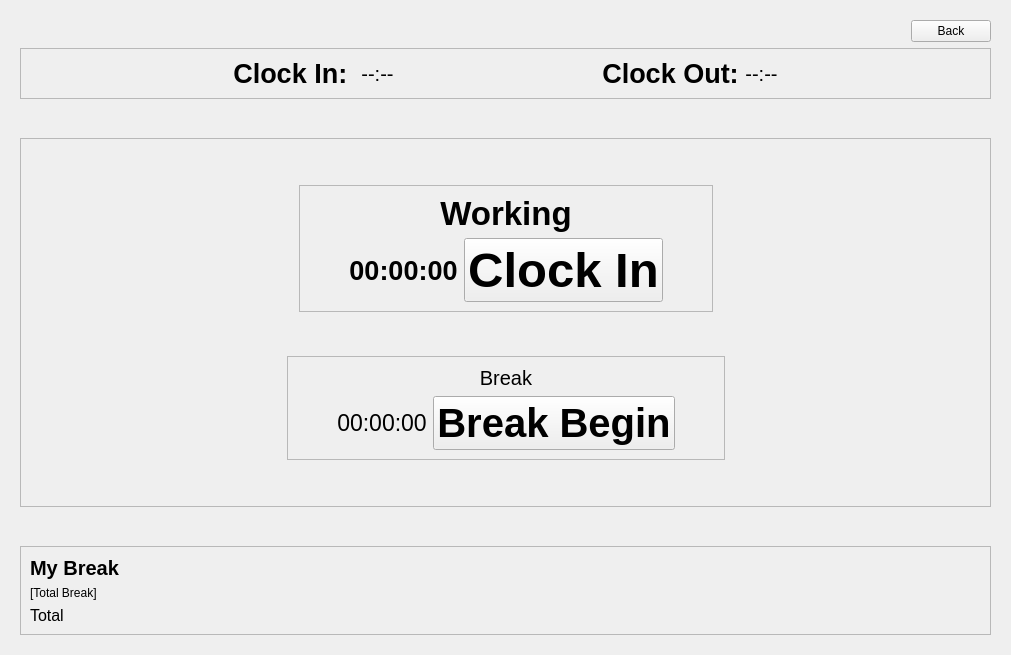
Qt form terminalwidget.ui (mujeeb11503051/ClinicTimeManager) before a commit.
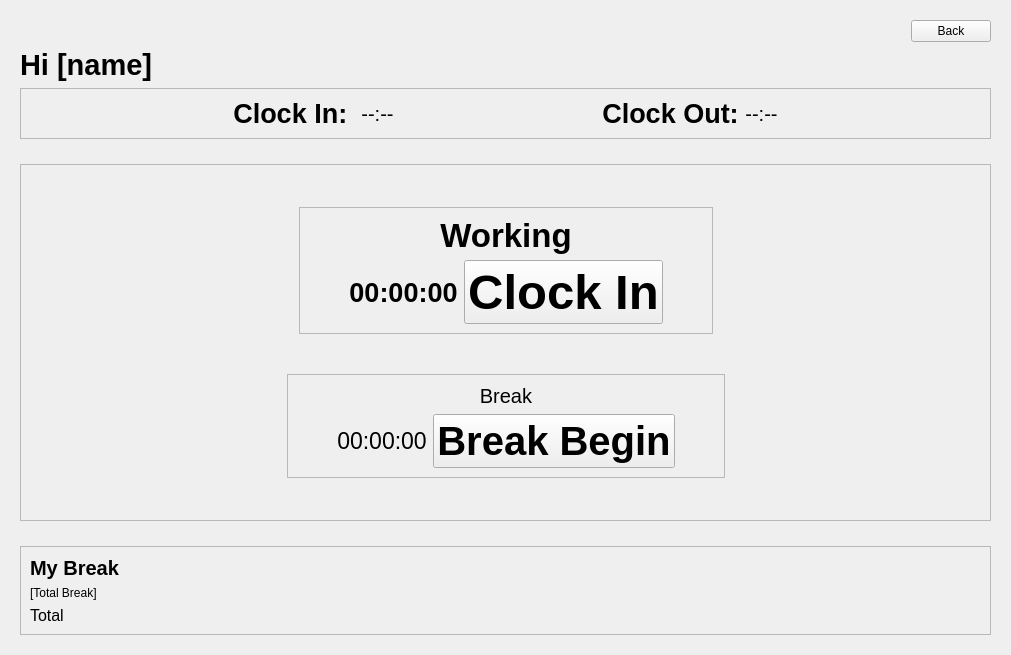
The same form after that commit.

Commit message: Add welcome message on action page

The edit to the form file:
```diff
--- a/terminalwidget.ui
+++ b/terminalwidget.ui
@@ -187,6 +187,23 @@
          </item>
         </layout>
        </item>
+       <item>
+        <layout class="QHBoxLayout" name="horizontalLayout_12">
+         <item>
+          <widget class="QLabel" name="lblWelcome">
+           <property name="font">
+            <font>
+             <pointsize>22</pointsize>
+             <bold>true</bold>
+            </font>
+           </property>
+           <property name="text">
+            <string>Hi [name]</string>
+           </property>
+          </widget>
+         </item>
+        </layout>
+       </item>
        <item>
         <widget class="QFrame" name="frame_4">
          <property name="frameShape">
```
The commit also changes 1 other file.
